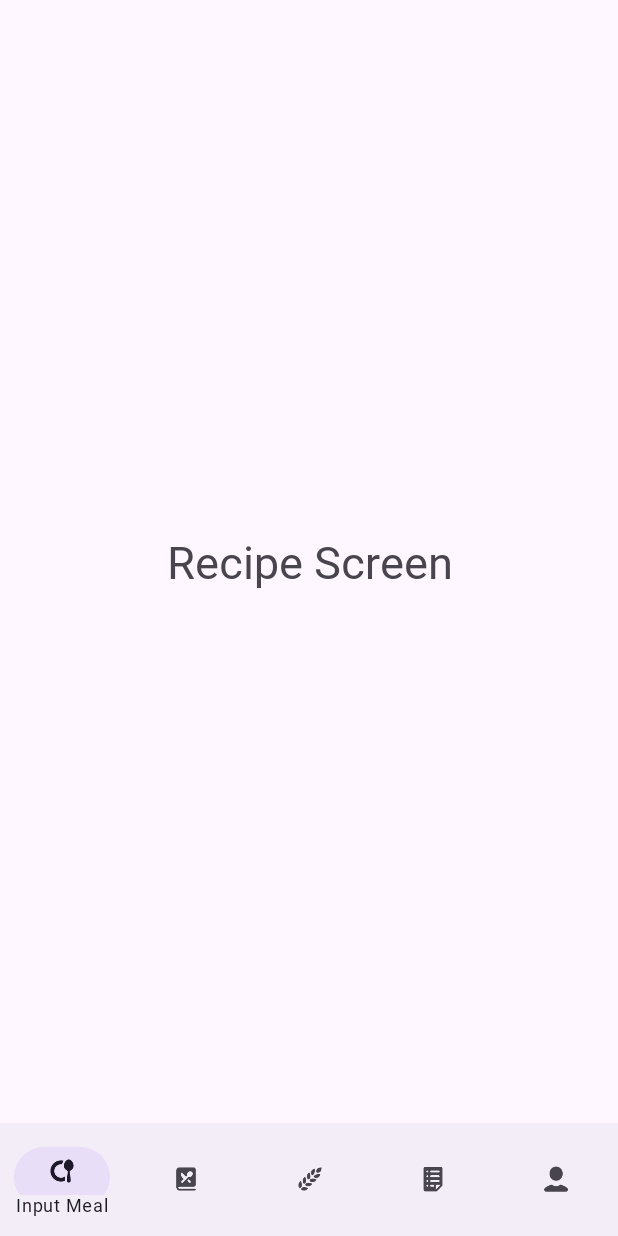
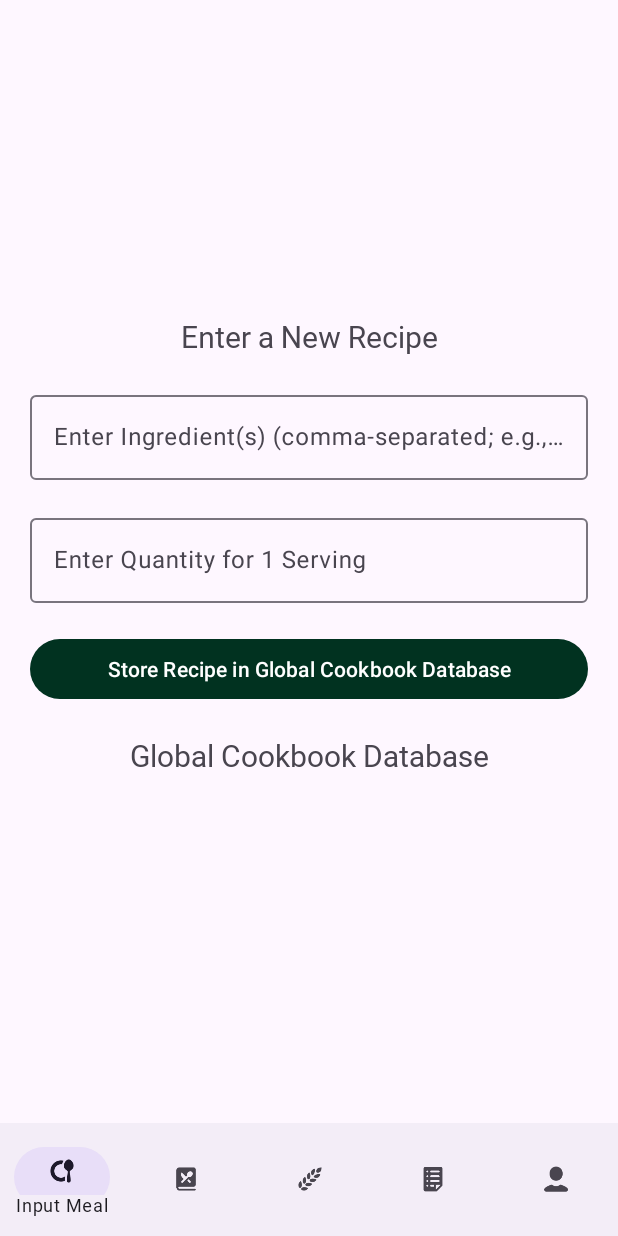
Before and after one commit to Teghpreet3001/GreenPlate, an Android app: the fragment RecipeFragment placed in its activity, on a phone screen of 412 x 824 dp. Run offline under Robolectric (Android 15) with nearby library versions, the phone set to English and light mode, and no system bars; our stand-ins replace Firebase (no records; nobody signed in at launch, a user with empty details on screens opened directly).

Commit message:
adds xml layout for screen (#34)

```diff
--- a/app/src/main/res/layout/fragment_recipe.xml
+++ b/app/src/main/res/layout/fragment_recipe.xml
@@ -5,11 +5,61 @@
     android:layout_height="match_parent"
     tools:context=".views.mainFragments.RecipeFragment">
 
-    <TextView
+    <LinearLayout
         android:layout_width="match_parent"
         android:layout_height="match_parent"
-        android:textSize="30sp"
-        android:gravity="center"
-        android:text="Recipe Screen" />
+        android:orientation="vertical"
+        android:layout_marginHorizontal="20dp"
+        android:gravity="center">
+
+        <TextView
+            android:layout_width="match_parent"
+            android:layout_height="wrap_content"
+            android:text="Enter a New Recipe"
+            android:textSize="20sp"
+            android:textAlignment="center"
+            android:layout_marginBottom="20dp"/>
+
+        <com.google.android.material.textfield.TextInputLayout
+            android:id="@+id/ingredientList"
+            android:layout_width="match_parent"
+            android:layout_height="wrap_content"
+            android:layout_marginBottom="20dp">
+
+            <com.google.android.material.textfield.TextInputEditText
+                android:id="@+id/ingredientListInput"
+                android:layout_width="match_parent"
+                android:layout_height="wrap_content"
+                android:hint="Enter Ingredient(s) (comma-separated; e.g., rice, beans, chicken)"/>
+        </com.google.android.material.textfield.TextInputLayout>
+
+        <com.google.android.material.textfield.TextInputLayout
+            android:id="@+id/quantities"
+            android:layout_width="match_parent"
+            android:layout_height="wrap_content"
+            android:layout_marginBottom="20dp">
+
+            <com.google.android.material.textfield.TextInputEditText
+                android:id="@+id/quantityInput"
+                android:layout_width="match_parent"
+                android:layout_height="wrap_content"
+                android:hint="Enter Quantity for 1 Serving"/>
+        </com.google.android.material.textfield.TextInputLayout>
+
+        <Button
+            android:id="@+id/storeRecipeBtn"
+            android:layout_width="match_parent"
+            android:layout_height="wrap_content"
+            android:text="Store Recipe in Global Cookbook Database"
+            android:layout_marginBottom="20dp"/>
+
+        <TextView
+            android:layout_width="match_parent"
+            android:layout_height="wrap_content"
+            android:text="Global Cookbook Database"
+            android:textSize="20sp"
+            android:textAlignment="center"
+            android:layout_marginBottom="20dp"/>
+    </LinearLayout>
 
 </FrameLayout>
```
